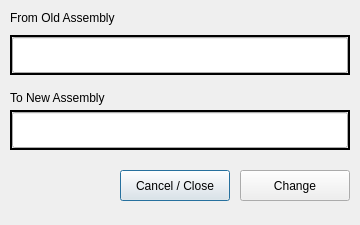
First picture: the form in src/forms/edit_structure.ui, repository LornBKerr/parts_tracker, before the edit.
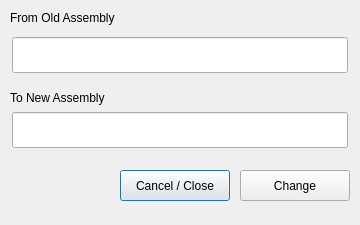
Second picture: the form after the edit. Custom widgets are drawn as their Qt base class.

```diff
--- a/src/forms/edit_structure.ui
+++ b/src/forms/edit_structure.ui
@@ -99,7 +99,7 @@
     </rect>
    </property>
    <property name="frameShape">
-    <enum>QFrame::Box</enum>
+    <enum>QFrame::NoFrame</enum>
    </property>
    <property name="lineWidth">
     <number>2</number>
@@ -128,7 +128,7 @@
     </rect>
    </property>
    <property name="frameShape">
-    <enum>QFrame::Box</enum>
+    <enum>QFrame::NoFrame</enum>
    </property>
    <property name="frameShadow">
     <enum>QFrame::Plain</enum>
```
